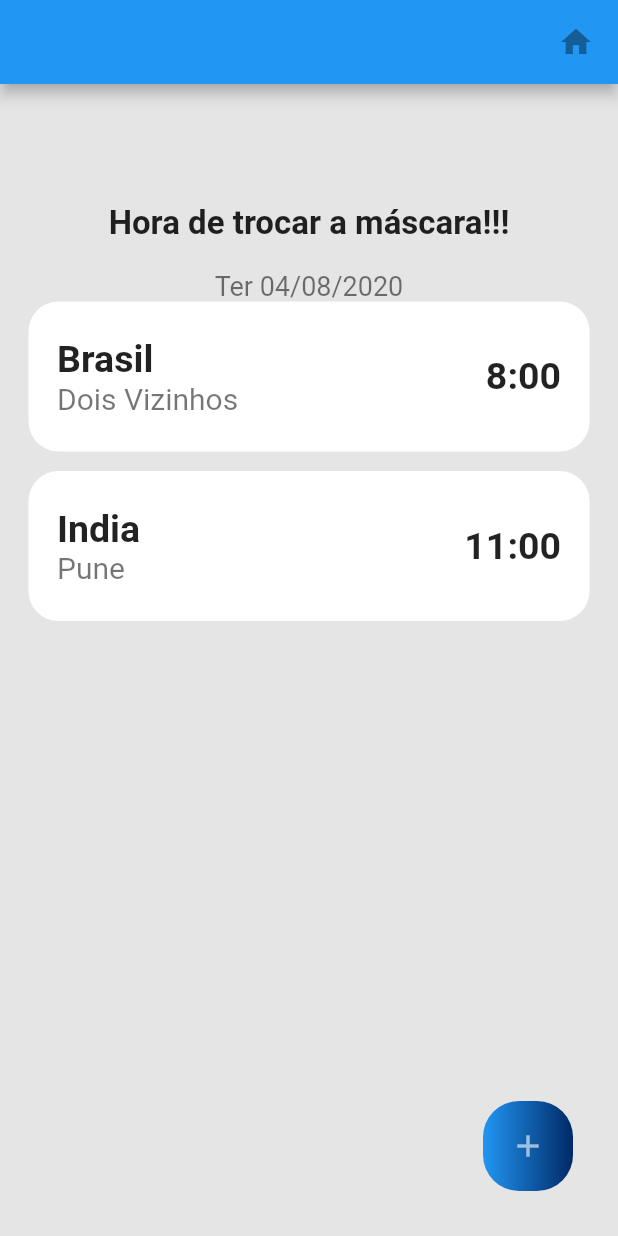
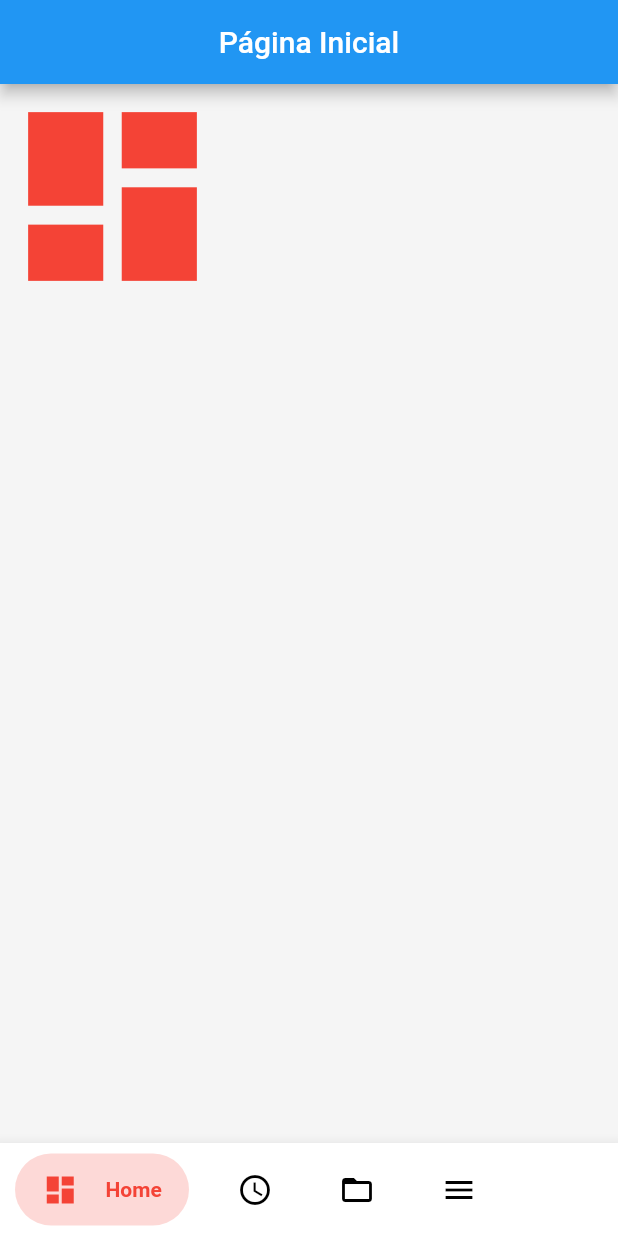
Before and after one commit to SirDiLouis/OneAleatoryName, a Flutter app: the screen it shows after launch, on a phone screen of 412 x 824 dp. Run offline on Flutter 3.47's test engine with Material 2 defaults, Android fonts, the phone set to English and light mode, and no system bars; drawn by our look-alikes of bubble_bottom_bar.

Commit message:
commit message

```diff
--- a/lib/main.dart
+++ b/lib/main.dart
@@ -1,139 +1,125 @@
-import 'package:flutter/cupertino.dart';
+import 'package:bubble_bottom_bar/bubble_bottom_bar.dart';
 import 'package:flutter/material.dart';
 
-void main() {
-  runApp(MyApp());
-}
+void main() => runApp(MyApp());
 
 class MyApp extends StatelessWidget {
-  // This widget is the root of your application.
   @override
   Widget build(BuildContext context) {
     return MaterialApp(
-      debugShowCheckedModeBanner: false,
-      title: 'Remember the Mask',
+      title: 'Olha a Máscara!',
       theme: ThemeData(
         primarySwatch: Colors.blue,
-        visualDensity: VisualDensity.adaptivePlatformDensity,
       ),
       home: MyHomePage(),
+      debugShowCheckedModeBanner: false,
     );
   }
 }
 
 class MyHomePage extends StatefulWidget {
-  MyHomePage({Key key}) : super(key: key);
-
   @override
   _MyHomePageState createState() => _MyHomePageState();
 }
 
-class _MyHomePageState extends State<MyHomePage> {
+class _MyHomePageState extends State {
+  int currentIndex;
+
+  @override
+  void initState() {
+    super.initState();
+
+    currentIndex = 0;
+  }
+
+  changePage(int index) {
+    setState(() {
+      currentIndex = index;
+    });
+  }
 
   @override
   Widget build(BuildContext context) {
-
     return Scaffold(
+      backgroundColor: Colors.grey[100],
       appBar: AppBar(
-        actions: <Widget>[
-          IconButton(
-            alignment: Alignment.centerLeft,
-            icon: Icon(Icons.home),
-            onPressed: null)
-        ]
+        title: Text('Página Inicial'),
+        centerTitle: true,
       ),
-      body: Stack(
-        children: <Widget>[
-          Container(
-            color: Color.fromRGBO(208, 208, 208, 0.5),
-            child: Column(
-              children: <Widget>[
-                Row(
-                  mainAxisAlignment: MainAxisAlignment.end,
-                  children: <Widget>[
-                    Container(height: 1, width: 1,),
-                    Padding(
-                      padding: const EdgeInsets.only(right: 30,top: 50),
-                    )
-                  ],
-                ),
-                Padding(
-                  padding: const EdgeInsets.only(top: 30, bottom: 18),
-                  child: Text('Hora de trocar a máscara!!!', style: TextStyle(fontSize: 22, fontWeight: FontWeight.bold),),
-                ),
-                Text('Ter 04/08/2020', style: TextStyle(fontSize: 18, color: Colors.black54),),
-                Padding(
-                  padding: const EdgeInsets.only(left: 19,right: 19),
-                  child: Container(
-                    height: 100,
-                    child: Padding(
-                      padding: const EdgeInsets.all(19.0),
-                      child: Row(
-                        mainAxisAlignment: MainAxisAlignment.spaceBetween,
-                        children: <Widget>[
-                          Column(
-                            mainAxisAlignment: MainAxisAlignment.center,
-                            crossAxisAlignment: CrossAxisAlignment.start,
-                            children: <Widget>[
-                            Text('Brasil', style: TextStyle(fontSize: 25, fontWeight: FontWeight.bold),),
-                            Text('Dois Vizinhos', style: TextStyle(fontSize: 20, color: Colors.black54),)
-                          ],),
-                          Text('8:00', style: TextStyle(fontSize: 25, fontWeight: FontWeight.bold),)
-                        ],
-                      ),
-                    ),
-                    decoration: BoxDecoration(
-                      color: Colors.white,
-                      borderRadius: BorderRadius.all(Radius.circular(20))
-                    ),
-                  ),
-                ),
-                Padding(
-                  padding: const EdgeInsets.only(left: 19,right: 19, top: 13),
-                  child: Container(
-                    height: 100,
-                    child: Padding(
-                      padding: const EdgeInsets.all(19.0),
-                      child: Row(
-                        mainAxisAlignment: MainAxisAlignment.spaceBetween,
-                        children: <Widget>[
-                          Column(
-                            mainAxisAlignment: MainAxisAlignment.center,
-                            crossAxisAlignment: CrossAxisAlignment.start,
-                            children: <Widget>[
-                              Text('India', style: TextStyle(fontSize: 25, fontWeight: FontWeight.bold),),
-                              Text('Pune', style: TextStyle(fontSize: 20, color: Colors.black54),)
-                            ],),
-                          Text('11:00', style: TextStyle(fontSize: 25, fontWeight: FontWeight.bold),)
-                        ],
-                      ),
-                    ),
-                    decoration: BoxDecoration(
-                        color: Colors.white,
-                        borderRadius: BorderRadius.all(Radius.circular(20))
-                    ),
-                  ),
-                )
-              ],
+      bottomNavigationBar: BubbleBottomBar(
+        hasNotch: true,
+        fabLocation: BubbleBottomBarFabLocation.end,
+        opacity: .2,
+        currentIndex: currentIndex,
+        onTap: changePage,
+        borderRadius: BorderRadius.vertical(
+            top: Radius.circular(
+                16)),
+        elevation: 8,
+        items: <BubbleBottomBarItem>[
+          BubbleBottomBarItem(
+              backgroundColor: Colors.red,
+              icon: Icon(
+                Icons.dashboard,
+                color: Colors.black,
+              ),
+              activeIcon: Icon(
+                Icons.dashboard,
+                color: Colors.red,
+              ),
+              title: Text("Home")),
+          BubbleBottomBarItem(
+              backgroundColor: Colors.deepPurple,
+              icon: Icon(
+                Icons.access_time,
+                color: Colors.black,
+              ),
+              activeIcon: Icon(
+                Icons.access_time,
+                color: Colors.deepPurple,
+              ),
+              title: Text("Logs")),
+          BubbleBottomBarItem(
+              backgroundColor: Colors.indigo,
+              icon: Icon(
+                Icons.folder_open,
+                color: Colors.black,
+              ),
+              activeIcon: Icon(
+                Icons.folder_open,
+                color: Colors.indigo,
+              ),
+              title: Text("Folders")),
+          BubbleBottomBarItem(
+              backgroundColor: Colors.green,
+              icon: Icon(
+                Icons.menu,
+                color: Colors.black,
+              ),
+              activeIcon: Icon(
+                Icons.menu,
+                color: Colors.green,
+              ),
+              title: Text("Menu"))
+        ],
+      ),
+      body: (currentIndex == 0)
+          ? Icon(
+              Icons.dashboard,
+              size: 150.0,
+              color: Colors.red,
+            )
+          : (currentIndex == 1)
+          ? Icon(
+              Icons.folder_open,
+              size: 150.0,
+              color: Colors.indigo,
+            )
+          : Icon(
+              Icons.assignment,
+                size: 150.0,
+                color: Colors.deepPurple,
             ),
-          ),
-          Positioned(
-            right: 1, bottom: 1,
-            child: Padding(
-              padding: const EdgeInsets.all(29.0),
-              child: Container(
-                height: 60, width: 60,
-                decoration: BoxDecoration(
-                  color: Colors.red,
-                  borderRadius: BorderRadius.all(Radius.circular(24)),
-                  gradient: LinearGradient(colors: [Colors.blue, Color.fromRGBO(0, 41, 102, 1)])
-                ),
-                child: Icon(Icons.add, color: Colors.white60,),
-              ),
-            ),
-          )
-        ],
-      )
     );
   }
 }
--- a/pubspec.yaml
+++ b/pubspec.yaml
@@ -21,6 +21,7 @@ environment:
   sdk: ">=2.7.0 <3.0.0"
 
 dependencies:
+  bubble_bottom_bar: ^1.2.0
   flutter:
     sdk: flutter
 
```
Also changed, not shown: lib/screens/contacts.dart (added, +19 -0 lines), lib/screens/home.dart (added, +18 -0 lines), lib/screens/instructions.dart (added, +18 -0 lines), lib/screens/precautions.dart (added, +18 -0 lines), assets/logo_app.png, pubspec.lock.
